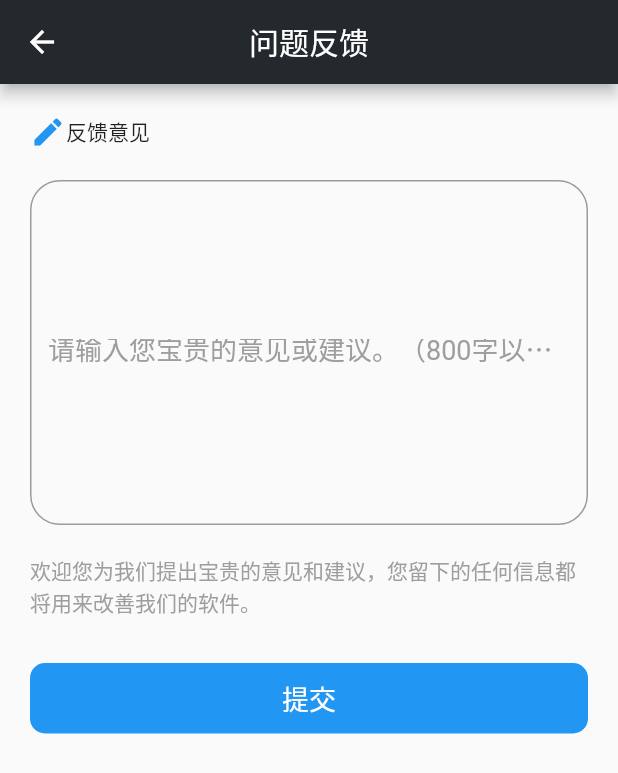
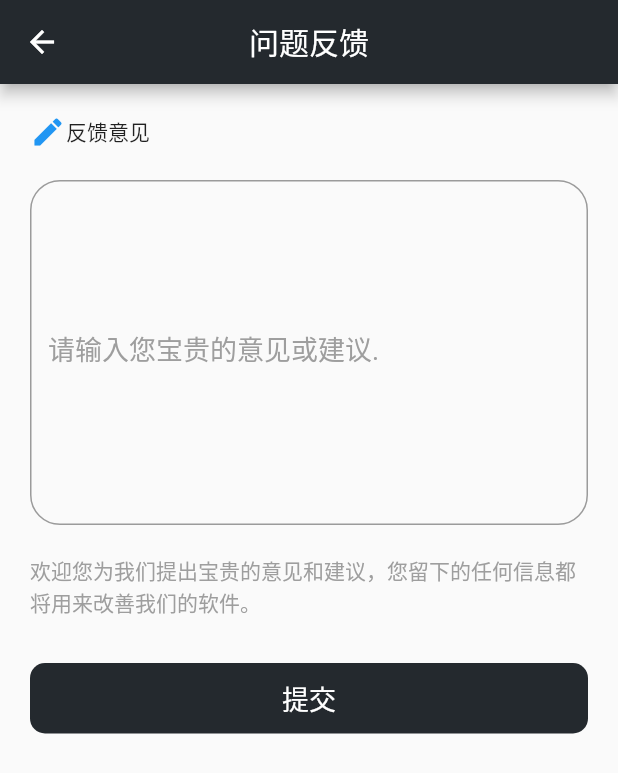
Before and after one commit to bp1907/wanma_huitong, a Flutter app: the QuestionSubmission screen opened directly, on a phone screen of 412 x 824 dp. Shown: the top 773 px of the screen. Run offline on Flutter 3.47's test engine with Material 2 defaults, Android fonts, the phone set to English and light mode, and no system bars; our stand-ins replace connectivity, dio, event_bus, flutter_redux, flutter_spinkit, flutter_swiper and 5 more; accounts and stored records are empty.

Commit message:
切换主题

```diff
--- a/lib/page/common/question_submission.dart
+++ b/lib/page/common/question_submission.dart
@@ -28,7 +28,7 @@ class _QuestionSubmissionState extends State<QuestionSubmission> {
               child: TextField(
           maxLines: 10,
           decoration: InputDecoration(
-            labelText: '请输入您宝贵的意见或建议。（800字以内）',
+            labelText: '请输入您宝贵的意见或建议.',
             labelStyle: TextStyle(
         color: Colors.grey,
         fontSize: 18
@@ -49,7 +49,7 @@ class _QuestionSubmissionState extends State<QuestionSubmission> {
                padding: EdgeInsets.all(10.0),
                alignment: Alignment.center,
                decoration: BoxDecoration(
-                 color: Colors.blue,
+                 color: Theme.of(context).primaryColor,
                  borderRadius: BorderRadius.circular(10),
                ),
                child: Text(
```
